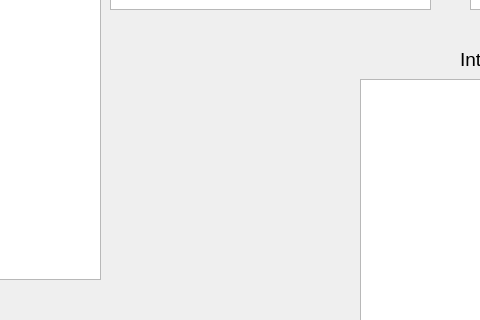
Qt form Aplication/mainwindow.ui (erickTornero/Camera-Calibration) before a commit; both pictures show x 490 to 970 and y 328 to 648 of the 1356 by 840 pixel window.
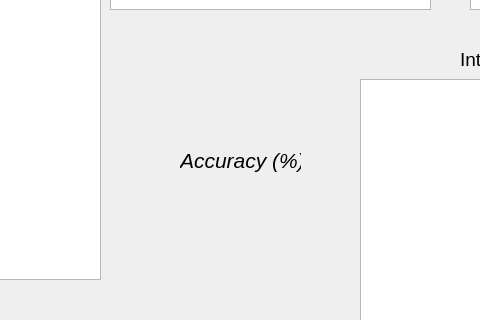
The same form after that commit.

The edit to the form file:
```diff
--- a/Aplication/mainwindow.ui
+++ b/Aplication/mainwindow.ui
@@ -187,6 +187,43 @@
      <string>Execution Time per Frame (ms)</string>
     </property>
    </widget>
+   <widget class="QLabel" name="label_6">
+    <property name="geometry">
+     <rect>
+      <x>670</x>
+      <y>456</y>
+      <width>121</width>
+      <height>31</height>
+     </rect>
+    </property>
+    <property name="font">
+     <font>
+      <pointsize>16</pointsize>
+      <italic>true</italic>
+     </font>
+    </property>
+    <property name="text">
+     <string>Accuracy (%)</string>
+    </property>
+   </widget>
+   <widget class="QLabel" name="labelAccuracy">
+    <property name="geometry">
+     <rect>
+      <x>660</x>
+      <y>500</y>
+      <width>131</width>
+      <height>61</height>
+     </rect>
+    </property>
+    <property name="font">
+     <font>
+      <pointsize>15</pointsize>
+     </font>
+    </property>
+    <property name="text">
+     <string/>
+    </property>
+   </widget>
   </widget>
   <widget class="QMenuBar" name="menuBar">
    <property name="geometry">
```
